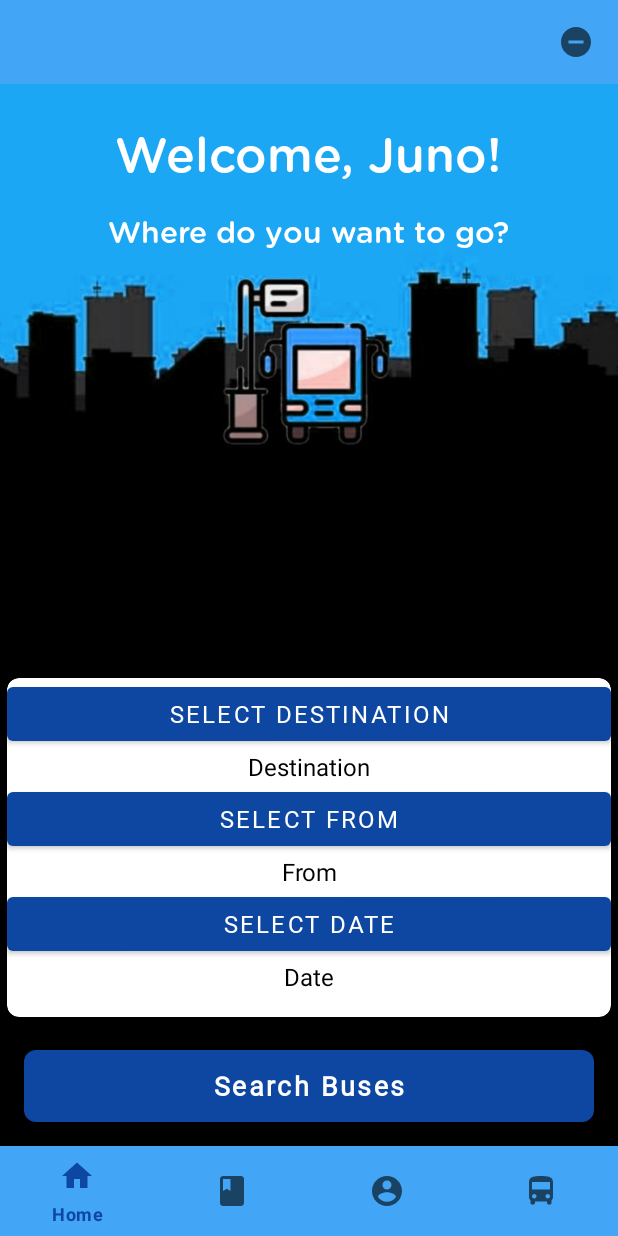
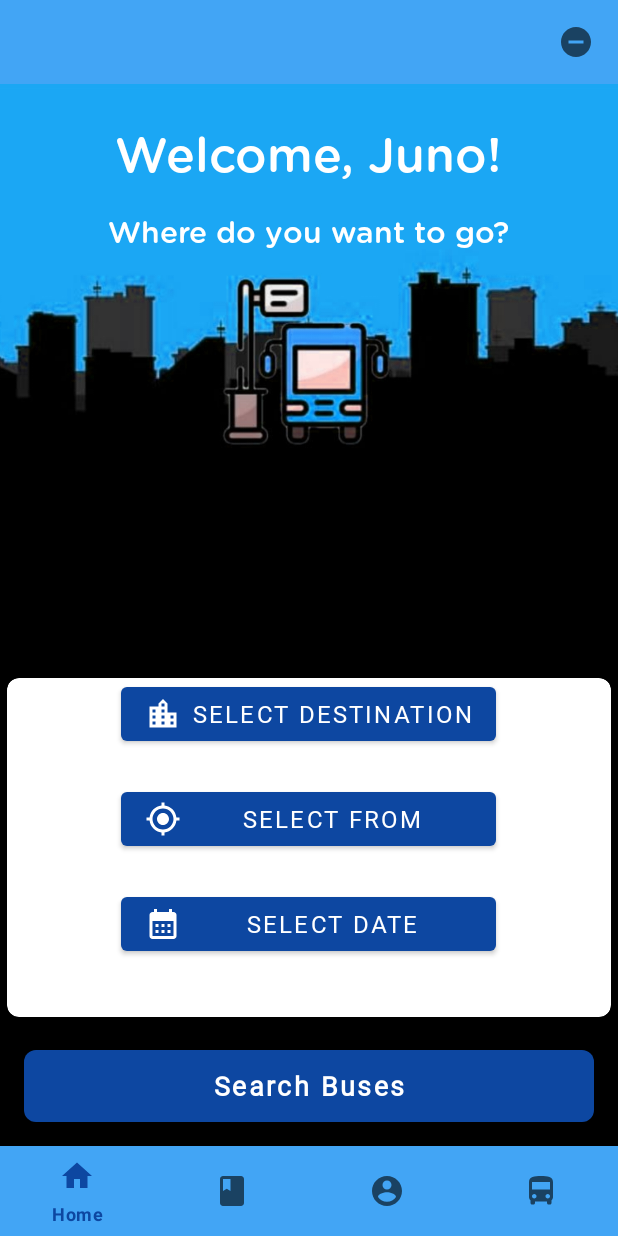
Before and after one commit to FA2500/MatahariTicket, an Android app: the layout activity_main.xml on its own in the app's theme, with its tools: preview values and no code run, on a phone screen of 412 x 824 dp. Run offline under Robolectric (Android 15) with nearby library versions, the phone set to English and light mode, and no system bars.

Commit message:
update main page + date picker

```diff
--- a/app/build.gradle
+++ b/app/build.gradle
@@ -30,6 +30,7 @@ android {
         viewBinding true
     }
     namespace 'com.example.pancaranticket'
+    buildToolsVersion '33.0.0'
 }
 
 dependencies {
--- /dev/null
+++ b/app/src/main/res/drawable/ic_baseline_calendar_month_24.xml
@@ -0,0 +1,5 @@
+<vector android:height="24dp" android:tint="#FFFFFF"
+    android:viewportHeight="24" android:viewportWidth="24"
+    android:width="24dp" xmlns:android="http://schemas.android.com/apk/res/android">
+    <path android:fillColor="@android:color/white" android:pathData="M19,4h-1V2h-2v2H8V2H6v2H5C3.89,4 3.01,4.9 3.01,6L3,20c0,1.1 0.89,2 2,2h14c1.1,0 2,-0.9 2,-2V6C21,4.9 20.1,4 19,4zM19,20H5V10h14V20zM9,14H7v-2h2V14zM13,14h-2v-2h2V14zM17,14h-2v-2h2V14zM9,18H7v-2h2V18zM13,18h-2v-2h2V18zM17,18h-2v-2h2V18z"/>
+</vector>
--- /dev/null
+++ b/app/src/main/res/drawable/ic_baseline_email_24.xml
@@ -0,0 +1,5 @@
+<vector android:height="24dp" android:tint="#FFFFFF"
+    android:viewportHeight="24" android:viewportWidth="24"
+    android:width="24dp" xmlns:android="http://schemas.android.com/apk/res/android">
+    <path android:fillColor="@android:color/white" android:pathData="M20,4L4,4c-1.1,0 -1.99,0.9 -1.99,2L2,18c0,1.1 0.9,2 2,2h16c1.1,0 2,-0.9 2,-2L22,6c0,-1.1 -0.9,-2 -2,-2zM20,8l-8,5 -8,-5L4,6l8,5 8,-5v2z"/>
+</vector>
--- /dev/null
+++ b/app/src/main/res/drawable/ic_baseline_location_city_24.xml
@@ -0,0 +1,5 @@
+<vector android:height="24dp" android:tint="#FFFFFF"
+    android:viewportHeight="24" android:viewportWidth="24"
+    android:width="24dp" xmlns:android="http://schemas.android.com/apk/res/android">
+    <path android:fillColor="@android:color/white" android:pathData="M15,11L15,5l-3,-3 -3,3v2L3,7v14h18L21,11h-6zM7,19L5,19v-2h2v2zM7,15L5,15v-2h2v2zM7,11L5,11L5,9h2v2zM13,19h-2v-2h2v2zM13,15h-2v-2h2v2zM13,11h-2L11,9h2v2zM13,7h-2L11,5h2v2zM19,19h-2v-2h2v2zM19,15h-2v-2h2v2z"/>
+</vector>
--- /dev/null
+++ b/app/src/main/res/drawable/ic_baseline_my_location_24.xml
@@ -0,0 +1,5 @@
+<vector android:height="24dp" android:tint="#FFFFFF"
+    android:viewportHeight="24" android:viewportWidth="24"
+    android:width="24dp" xmlns:android="http://schemas.android.com/apk/res/android">
+    <path android:fillColor="@android:color/white" android:pathData="M12,8c-2.21,0 -4,1.79 -4,4s1.79,4 4,4 4,-1.79 4,-4 -1.79,-4 -4,-4zM20.94,11c-0.46,-4.17 -3.77,-7.48 -7.94,-7.94L13,1h-2v2.06C6.83,3.52 3.52,6.83 3.06,11L1,11v2h2.06c0.46,4.17 3.77,7.48 7.94,7.94L11,23h2v-2.06c4.17,-0.46 7.48,-3.77 7.94,-7.94L23,13v-2h-2.06zM12,19c-3.87,0 -7,-3.13 -7,-7s3.13,-7 7,-7 7,3.13 7,7 -3.13,7 -7,7z"/>
+</vector>
--- /dev/null
+++ b/app/src/main/res/drawable/input_bg.xml
@@ -0,0 +1,8 @@
+<?xml version="1.0" encoding="utf-8"?>
+<shape xmlns:android="http://schemas.android.com/apk/res/android">
+
+    <stroke android:color="@color/white" android:width="2dp">
+    </stroke>
+
+    <corners android:radius="70dp"></corners>
+</shape>
--- a/app/src/main/res/layout/activity_main.xml
+++ b/app/src/main/res/layout/activity_main.xml
@@ -88,20 +88,23 @@
 
                 <Button
                     android:id="@+id/destinationButton"
-                    android:layout_width="match_parent"
+                    android:layout_width="250dp"
                     android:layout_height="wrap_content"
+                    android:layout_gravity="center"
                     android:fontFamily="@font/calibri"
                     android:maxLines="1"
                     android:onClick="goToDestination"
                     android:text="Select Destination"
                     android:textColor="@android:color/white"
-                    android:textSize="16sp" />
+                    android:textSize="16sp"
+                    android:drawableLeft="@drawable/ic_baseline_location_city_24"
+                    android:drawablePadding="10dp"/>
 
                 <TextView
                     android:id="@+id/destinationTV"
                     android:layout_width="match_parent"
                     android:layout_height="wrap_content"
-                    android:text="Destination"
+                    android:text=""
                     android:textAlignment="center"
                     android:textColor="@color/black"
                     android:textSize="16dp"></TextView>
@@ -114,21 +117,24 @@
 
                 <Button
                     android:id="@+id/fromButton"
-                    android:layout_width="match_parent"
+                    android:layout_width="250dp"
                     android:layout_height="match_parent"
-                    android:drawableStart="@drawable/ic_baseline_location_on_24"
+                    android:layout_gravity="center"
                     android:fontFamily="@font/calibri"
                     android:maxLines="1"
                     android:onClick="goToFrom"
                     android:text="Select From"
                     android:textColor="@android:color/white"
-                    android:textSize="16sp" />
+                    android:textSize="16sp"
+                    android:drawableLeft="@drawable/ic_baseline_my_location_24"
+                    android:drawablePadding="10dp"
+                    />
 
                 <TextView
                     android:id="@+id/fromTV"
                     android:layout_width="match_parent"
                     android:layout_height="wrap_content"
-                    android:text="From"
+                    android:text=""
                     android:textAlignment="center"
                     android:textColor="@color/black"
                     android:textSize="16dp"></TextView>
@@ -141,20 +147,25 @@
 
                 <Button
                     android:id="@+id/dateButton"
-                    android:layout_width="match_parent"
+                    android:layout_width="250dp"
                     android:layout_height="match_parent"
                     android:fontFamily="@font/calibri"
+                    android:layout_gravity="center"
                     android:maxLines="1"
                     android:text="Select Date"
                     android:textColor="@android:color/white"
-                    android:textSize="16sp" />
+                    android:textSize="16sp"
+                    android:drawableLeft="@drawable/ic_baseline_calendar_month_24"
+                    android:drawablePadding="10dp"
+                    android:onClick="openDatePicker"
+                    />
 
                 <TextView
                     android:id="@+id/dateTV"
                     android:layout_width="match_parent"
                     android:layout_height="wrap_content"
                     android:layout_marginBottom="16dp"
-                    android:text="Date"
+                    android:text=""
                     android:textAlignment="center"
                     android:textColor="@color/black"
                     android:textSize="16dp"></TextView>
--- a/build.gradle
+++ b/build.gradle
@@ -1,11 +1,11 @@
 buildscript {
     dependencies {
-        classpath 'com.google.gms:google-services:4.3.10'
+        classpath 'com.google.gms:google-services:4.3.12'
     }
 }
 plugins {
-    id 'com.android.application' version '7.2.0' apply false
-    id 'com.android.library' version '7.2.0' apply false
+    id 'com.android.application' version '7.2.1' apply false
+    id 'com.android.library' version '7.2.1' apply false
 }
 
 task clean(type: Delete) {
```
